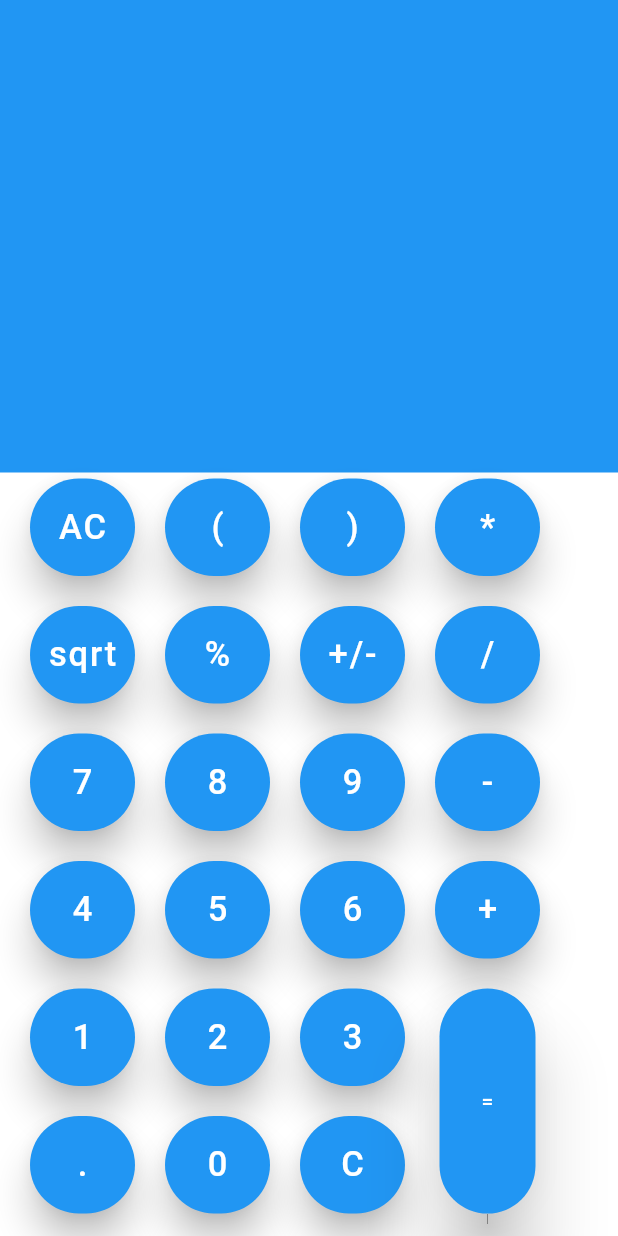
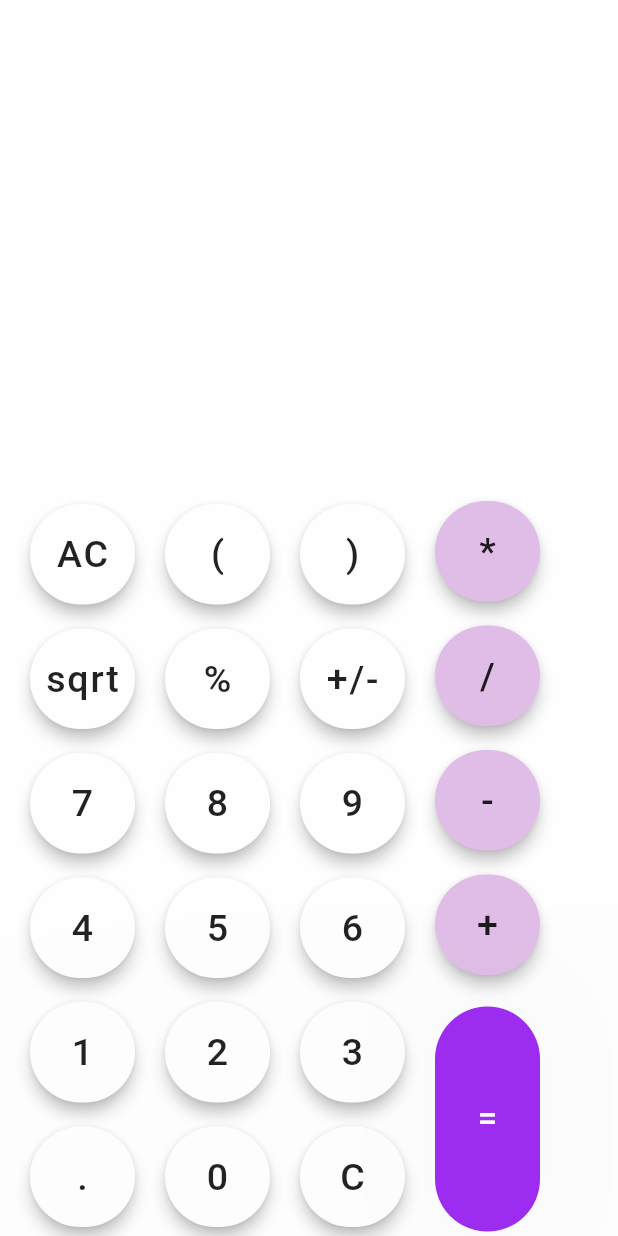
Before and after one commit to ManjunathRK1251/Calculator, a Flutter app: the screen it shows after launch, on a phone screen of 412 x 824 dp. Run offline on Flutter 3.47's test engine with Material 2 defaults, Android fonts, the phone set to English and light mode, and no system bars.

Commit message:
Almost done with the clone

```diff
--- /dev/null
+++ b/lib/BuildButtons.dart
@@ -0,0 +1,30 @@
+import 'package:flutter/material.dart';
+import 'Buttons.dart';
+import 'package:quiver/iterables.dart';
+
+// ignore: must_be_immutable
+class BuildButtons extends StatelessWidget {
+  var buttons = [];
+
+  @override
+  Widget build(BuildContext context) {
+    return Container();
+  }
+
+  Widget buildButton(
+    String text, [
+    Color buttonColor = Colors.white,
+    Color textColor = Colors.black87,
+  ]) {
+    return Button(text, textColor, buttonColor);
+  }
+
+  List buttonsList(List<String> buttonTexts, List buttonColors) {
+    var zipped = zip([buttonTexts, buttonColors]).toList();
+    for (var pair in zipped) {
+      buttons.add(buildButton(pair[0].toString(), pair[1]));
+    }
+    //USE DICTONARY INSTEAD
+    return buttons;
+  }
+}
--- a/lib/ButtonLayout.dart
+++ b/lib/ButtonLayout.dart
@@ -1,8 +1,31 @@
 import 'package:flutter/material.dart';
-import 'Buttons.dart';
+import 'BuildButtons.dart';
 
 class ButtonGroup extends StatelessWidget {
-  const ButtonGroup({Key? key}) : super(key: key);
+  final BuildButtons buildButtons = BuildButtons();
+
+  List<String> col1 = ['AC', 'sqrt', '7', '4', '1', '.'];
+  List<String> col2 = ['(', '%', '8', '5', '2', '0'];
+  List<String> col3 = [')', '+/-', '9', '6', '3', 'C'];
+  List<String> col4 = ['*', '/', '-', '+'];
+
+  var column1 = [
+    Colors.yellow.shade700,
+    Colors.yellow.shade100,
+    Colors.white,
+    Colors.white,
+    Colors.white,
+    Colors.white,
+  ];
+
+  List<Color> others = [
+    Colors.yellow.shade100,
+    Colors.yellow.shade100,
+    Colors.white,
+    Colors.white,
+    Colors.white,
+    Colors.white,
+  ];
 
   @override
   Widget build(BuildContext context) {
@@ -13,30 +36,7 @@ class ButtonGroup extends StatelessWidget {
         ),
         Column(
           children: [
-            Button('AC'),
-            Padding(
-              padding: EdgeInsets.all(10.0),
-            ),
-            Button('sqrt'),
-            Padding(
-              padding: EdgeInsets.all(10.0),
-            ),
-            Button('7'),
-            Padding(
-              padding: EdgeInsets.all(10.0),
-            ),
-            Button('4'),
-            Padding(
-              padding: EdgeInsets.all(10.0),
-            ),
-            Button('1'),
-            Padding(
-              padding: EdgeInsets.all(10.0),
-            ),
-            Button('.'),
-            Padding(
-              padding: EdgeInsets.all(10.0),
-            ),
+            for (String text in col1) buildButtons.buildButton(text),
           ],
         ),
         Padding(
@@ -44,30 +44,7 @@ class ButtonGroup extends StatelessWidget {
         ),
         Column(
           children: [
-            Button('('),
-            Padding(
-              padding: EdgeInsets.all(10.0),
-            ),
-            Button('%'),
-            Padding(
-              padding: EdgeInsets.all(10.0),
-            ),
-            Button('8'),
-            Padding(
-              padding: EdgeInsets.all(10.0),
-            ),
-            Button('5'),
-            Padding(
-              padding: EdgeInsets.all(10.0),
-            ),
-            Button('2'),
-            Padding(
-              padding: EdgeInsets.all(10.0),
-            ),
-            Button('0'),
-            Padding(
-              padding: EdgeInsets.all(10.0),
-            ),
+            for (String text in col2) buildButtons.buildButton(text),
           ],
         ),
         Padding(
@@ -75,30 +52,7 @@ class ButtonGroup extends StatelessWidget {
         ),
         Column(
           children: [
-            Button(')'),
-            Padding(
-              padding: EdgeInsets.all(10.0),
-            ),
-            Button('+/-'),
-            Padding(
-              padding: EdgeInsets.all(10.0),
-            ),
-            Button('9'),
-            Padding(
-              padding: EdgeInsets.all(10.0),
-            ),
-            Button('6'),
-            Padding(
-              padding: EdgeInsets.all(10.0),
-            ),
-            Button('3'),
-            Padding(
-              padding: EdgeInsets.all(10.0),
-            ),
-            Button('C'),
-            Padding(
-              padding: EdgeInsets.all(10.0),
-            ),
+            for (String text in col3) buildButtons.buildButton(text),
           ],
         ),
         Padding(
@@ -106,31 +60,23 @@ class ButtonGroup extends StatelessWidget {
         ),
         Column(
           children: [
-            Button('*'),
-            Padding(
-              padding: EdgeInsets.all(10.0),
-            ),
-            Button('/'),
-            Padding(
-              padding: EdgeInsets.all(10.0),
-            ),
-            Button('-'),
-            Padding(
-              padding: EdgeInsets.all(10.0),
-            ),
-            Button('+'),
+            for (String text in col4)
+              buildButtons.buildButton(text, Colors.purple.shade100),
             Padding(
               padding: EdgeInsets.all(10.0),
             ),
             Container(
               height: 150.0,
-              child: ElevatedButton(
-                onPressed: () {},
-                child: Text('='),
-                style: ElevatedButton.styleFrom(
-                    shape: StadiumBorder(), elevation: 20.0),
-              ),
-            )
+              width: 70.0,
+              child: FloatingActionButton.extended(
+                  elevation: 1000.0,
+                  backgroundColor: Color(0xff9b2cf0),
+                  onPressed: () {},
+                  label: Text(
+                    '=',
+                    style: TextStyle(fontSize: 23.0),
+                  )),
+            ),
           ],
         ),
       ],
--- a/lib/Buttons.dart
+++ b/lib/Buttons.dart
@@ -3,34 +3,49 @@ import 'package:flutter/material.dart';
 // ignore: must_be_immutable
 class Button extends StatefulWidget {
   late String text;
-
-  Button(String text) {
+  late Color textColor;
+  late Color buttonColor;
+  Button(String text, Color textColor, Color buttonColor) {
+    this.buttonColor = buttonColor;
     this.text = text;
+    this.textColor = textColor;
   }
 
   @override
-  _ButtonState createState() => _ButtonState(text);
+  _ButtonState createState() => _ButtonState(text, textColor, buttonColor);
 }
 
 class _ButtonState extends State<Button> {
   late String text;
+  late Color textColor;
+  late Color buttonColor;
 
-  _ButtonState(String text) {
+  _ButtonState(String text, Color textColor, Color buttonColor) {
+    this.buttonColor = buttonColor;
     this.text = text;
+    this.textColor = textColor;
   }
 
   @override
   Widget build(BuildContext context) {
-    return Container(
+    return Padding(
+      padding: const EdgeInsets.only(top: 15.0, bottom: 1.0),
+      child: Container(
         width: 70.0,
-      height: 65.0,
+        height: 67.0,
         child: FloatingActionButton.extended(
-          elevation: 10.0,
+            backgroundColor: buttonColor,
+            elevation: 4.0,
             onPressed: () {},
             label: Text(
               '$text',
-            style: TextStyle(fontSize: 23.0),
+              style: TextStyle(
+                fontSize: 25.0,
+                color: textColor,
+                //fontWeight: FontWeight.bold
+              ),
             )),
+      ),
     );
   }
 }
--- a/lib/main.dart
+++ b/lib/main.dart
@@ -25,12 +25,14 @@ class Homepage extends StatelessWidget {
         children: [
           Container(
             height: 315.0,
-            color: Colors.blue,
+            color: Colors.white,
           ),
           Padding(padding: EdgeInsets.only(top: 4.05)),
-          Expanded(
-            flex: 2,
-            child: ButtonGroup(),
+          Center(
+            child: Expanded(
+              flex: 2,
+              child: ButtonGroup(),
+            ),
           )
         ],
       ),
--- a/pubspec.yaml
+++ b/pubspec.yaml
@@ -23,6 +23,7 @@ environment:
 dependencies:
   flutter:
     sdk: flutter
+  quiver: ^3.0.1
 
 
   # The following adds the Cupertino Icons font to your application.
```
Also changed, not shown: pubspec.lock. Lines whose indentation alone changed are shown as unchanged.
